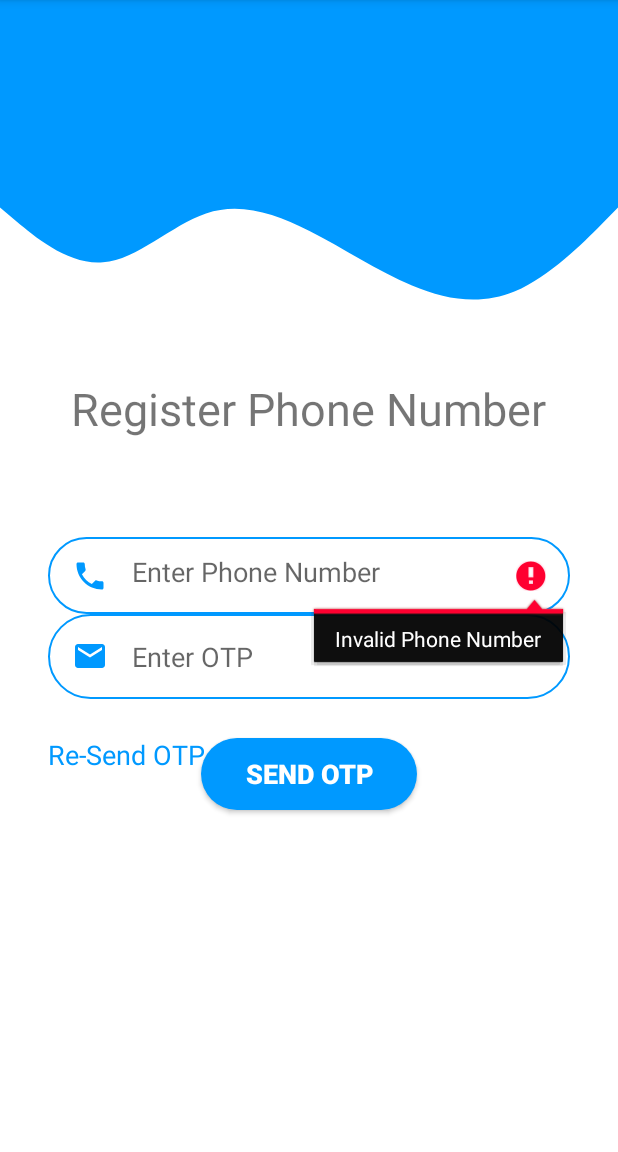
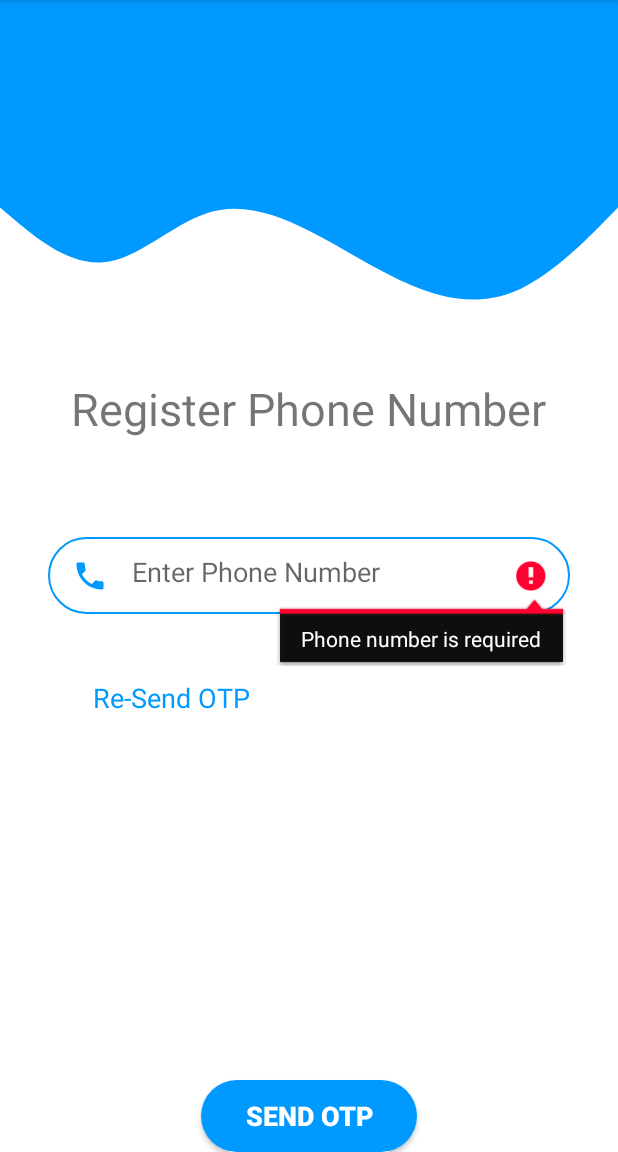
Before and after one commit to harsh47sharma/Sanjivani, an Android app: the screen it shows after launch (SignUpActivity before the commit, PhoneLoginActivity after it), after a tap on "SEND OTP", on a phone screen of 412 x 824 dp, the part 84-1236 px from its top. Run offline under Robolectric (Android 15) with nearby library versions, the light colour scheme and no system bars; our stand-ins replace Firebase (no records; nobody signed in at launch, a user with empty details on screens opened directly); Roboto replaces fonts that are not available here.

Commit message:
login flow fixed

```diff
--- a/app/src/main/java/com/collection/sanjivani/MainActivity.java
+++ b/app/src/main/java/com/collection/sanjivani/MainActivity.java
@@ -16,7 +16,7 @@ public class MainActivity extends AppCompatActivity {
         new Handler().postDelayed(new Runnable() {
             @Override
             public void run() {
-                Intent intent = new Intent(MainActivity.this, SignUpActivity.class);
+                Intent intent = new Intent(MainActivity.this, PhoneLoginActivity.class);
                 startActivity(intent);
                 finish();
             }
--- /dev/null
+++ b/app/src/main/java/com/collection/sanjivani/PhoneLoginActivity.java
@@ -0,0 +1,74 @@
+package com.collection.sanjivani;
+
+import androidx.annotation.NonNull;
+import androidx.appcompat.app.AppCompatActivity;
+
+import android.content.Intent;
+import android.os.Bundle;
+import android.view.View;
+import android.widget.Button;
+import android.widget.EditText;
+import android.widget.ProgressBar;
+import android.widget.TextView;
+import android.widget.Toast;
+
+import com.google.android.gms.tasks.OnCompleteListener;
+import com.google.android.gms.tasks.Task;
+import com.google.firebase.FirebaseException;
+import com.google.firebase.auth.AuthResult;
+import com.google.firebase.auth.FirebaseAuth;
+import com.google.firebase.auth.FirebaseAuthInvalidCredentialsException;
+import com.google.firebase.auth.PhoneAuthCredential;
+import com.google.firebase.auth.PhoneAuthProvider;
+
+import java.util.concurrent.TimeUnit;
+
+public class PhoneLoginActivity extends AppCompatActivity {
+
+    EditText phoneNumberEditText;
+    FirebaseAuth mAuth;
+    String userPhoneNumber;
+    TextView resendOTP;
+    @Override
+    protected void onCreate(Bundle savedInstanceState) {
+        super.onCreate(savedInstanceState);
+        setContentView(R.layout.activity_phone_login);
+
+        phoneNumberEditText = findViewById(R.id.phoneNumberEditText);
+
+        findViewById(R.id.sendOTPButton).setOnClickListener(new View.OnClickListener() {
+            @Override
+            public void onClick(View view) {
+                userPhoneNumber = phoneNumberEditText.getText().toString().trim();
+                if(userPhoneNumber.isEmpty()){
+                    phoneNumberEditText.setError("Phone number is required");
+                    phoneNumberEditText.requestFocus();
+                    return;
+                }
+                else if(userPhoneNumber.length()!=10){
+                    phoneNumberEditText.setError("Invalid Phone Number");
+                    phoneNumberEditText.requestFocus();
+                    return;
+                }
+                else{
+                    Intent intent = new Intent(PhoneLoginActivity.this, VerificationActivity.class);
+                    intent.putExtra("phone_number", userPhoneNumber);
+                    intent.setFlags(Intent.FLAG_ACTIVITY_NEW_TASK | Intent.FLAG_ACTIVITY_CLEAR_TASK);
+                    startActivity(intent);
+                }
+            }
+        });
+
+    }
+
+    @Override
+    protected void onStart() {
+        super.onStart();
+//        if(FirebaseAuth.getInstance().getCurrentUser() != null){
+//            Intent intent = new Intent(PhoneLoginActivity.this, NavigationActivity.class);
+//            intent.setFlags(Intent.FLAG_ACTIVITY_NEW_TASK | Intent.FLAG_ACTIVITY_CLEAR_TASK);
+//            startActivity(intent);
+//        }
+
+    }
+}
--- a/app/src/main/java/com/collection/sanjivani/SignUpActivity.java
+++ /dev/null
@@ -1,164 +0,0 @@
-package com.collection.sanjivani;
-
-import androidx.annotation.NonNull;
-import androidx.appcompat.app.AppCompatActivity;
-import androidx.core.view.GravityCompat;
-import androidx.drawerlayout.widget.DrawerLayout;
-
-import android.content.Intent;
-import android.os.Bundle;
-import android.util.Log;
-import android.view.View;
-import android.widget.Button;
-import android.widget.EditText;
-import android.widget.ProgressBar;
-import android.widget.TextView;
-import android.widget.Toast;
-
-import com.google.android.gms.tasks.OnCompleteListener;
-import com.google.android.gms.tasks.Task;
-import com.google.firebase.FirebaseException;
-import com.google.firebase.auth.AuthResult;
-import com.google.firebase.auth.FirebaseAuth;
-import com.google.firebase.auth.FirebaseAuthInvalidCredentialsException;
-import com.google.firebase.auth.PhoneAuthCredential;
-import com.google.firebase.auth.PhoneAuthProvider;
-
-import java.util.concurrent.TimeUnit;
-
-public class SignUpActivity extends AppCompatActivity {
-
-    EditText phoneNumberEditText, otpEditText;
-    ProgressBar PhoneSignUpProgressBar;
-    FirebaseAuth mAuth;
-    Button registerButton;
-    String codeSentToUser;
-    TextView resendOTP;
-    String countryCode = "+91 ";
-    @Override
-    protected void onCreate(Bundle savedInstanceState) {
-        super.onCreate(savedInstanceState);
-        setContentView(R.layout.activity_sign_up);
-
-        mAuth = FirebaseAuth.getInstance();
-        PhoneSignUpProgressBar = findViewById(R.id.phoneSignUpProgressBar);
-        registerButton = findViewById(R.id.registerButton);
-
-        phoneNumberEditText = findViewById(R.id.phoneNumberEditText);
-        otpEditText = findViewById(R.id.otpEditText);
-
-        findViewById(R.id.sendOTPButton).setOnClickListener(new View.OnClickListener() {
-            @Override
-            public void onClick(View view) {
-                sendVerificationCode();
-            }
-        });
-
-        findViewById(R.id.registerButton).setOnClickListener(new View.OnClickListener() {
-            @Override
-            public void onClick(View view) {
-                String codeEnteredByUser = otpEditText.getText().toString().trim();
-                verifyUserOTP(codeEnteredByUser);
-            }
-        });
-
-    }
-    private void sendVerificationCode(){
-
-        String rawPhoneNumber = phoneNumberEditText.getText().toString().trim();
-        String phoneNumber = countryCode + rawPhoneNumber;
-        if(phoneNumber.isEmpty()){
-            phoneNumberEditText.setError("Phone number is required");
-            phoneNumberEditText.requestFocus();
-            return;
-        }
-        else if(phoneNumber.length()!=14){
-            phoneNumberEditText.setError("Invalid Phone Number");
-            phoneNumberEditText.requestFocus();
-            return;
-        }
-        else {
-            registerButton.setVisibility(View.VISIBLE);
-            PhoneSignUpProgressBar.setVisibility(View.VISIBLE);
-            Toast.makeText(getApplicationContext(), "OTP send to " + phoneNumber, Toast.LENGTH_LONG).show();
-            PhoneAuthProvider.getInstance().verifyPhoneNumber(
-                    phoneNumber,        // Phone number to verify
-                    60,                 // Timeout duration
-                    TimeUnit.SECONDS,   // Unit of timeout
-                    this,               // Activity (for callback binding)
-                    mCallbacks);        // OnVerificationStateChangedCallbacks
-        }
-    }
-
-    PhoneAuthProvider.OnVerificationStateChangedCallbacks mCallbacks = new PhoneAuthProvider.OnVerificationStateChangedCallbacks() {
-
-        @Override
-        public void onVerificationCompleted(@NonNull PhoneAuthCredential phoneAuthCredential) {
-            String autoGetCode = phoneAuthCredential.getSmsCode();
-            if(autoGetCode != null){
-                otpEditText.setText(autoGetCode);
-                verifyUserOTP(autoGetCode);
-            }
-        }
-
-        @Override
-        public void onVerificationFailed(@NonNull FirebaseException e) {
-            Toast.makeText(getApplicationContext(), e.getMessage(), Toast.LENGTH_LONG).show();
-        }
-
-        @Override
-        public void onCodeSent(@NonNull String s, @NonNull PhoneAuthProvider.ForceResendingToken forceResendingToken) {
-            super.onCodeSent(s, forceResendingToken);
-            codeSentToUser = s;
-        }
-    };
-
-    private void verifyUserOTP(String codeEnteredByUser){
-        if(codeEnteredByUser.isEmpty()){
-            otpEditText.setError("OTP cannot be null");
-            otpEditText.requestFocus();
-            return;
-        }
-        else if(codeEnteredByUser.length() != 6){
-            otpEditText.setError("Invalid OTP");
-            otpEditText.requestFocus();
-            return;
-        }
-        else{
-            PhoneAuthCredential credential = PhoneAuthProvider.getCredential(codeSentToUser, codeEnteredByUser);
-            signInWithPhoneAuthCredential(credential);
-        }
-    }
-
-    private void signInWithPhoneAuthCredential(PhoneAuthCredential credential) {
-        final String userPhoneNumber = phoneNumberEditText.getText().toString().trim();
-        mAuth.signInWithCredential(credential)
-                .addOnCompleteListener(this, new OnCompleteListener<AuthResult>() {
-                    @Override
-                    public void onComplete(@NonNull Task<AuthResult> task) {
-                        if (task.isSuccessful()) {
-                            Intent intent = new Intent(SignUpActivity.this, CaptureUserInformation.class);
-                            intent.putExtra("user_phone_number", userPhoneNumber);
-                            intent.setFlags(Intent.FLAG_ACTIVITY_NEW_TASK | Intent.FLAG_ACTIVITY_CLEAR_TASK);
-                            startActivity(intent);
-                        } else {
-                            if(task.getException() instanceof FirebaseAuthInvalidCredentialsException){
-                                Toast.makeText(SignUpActivity.this, "incorrect code", Toast.LENGTH_LONG).show();
-                            }
-
-                        }
-                    }
-                });
-    }
-
-    @Override
-    protected void onStart() {
-        super.onStart();
-        if(FirebaseAuth.getInstance().getCurrentUser() != null){
-            Intent intent = new Intent(SignUpActivity.this, NavigationActivity.class);
-            intent.setFlags(Intent.FLAG_ACTIVITY_NEW_TASK | Intent.FLAG_ACTIVITY_CLEAR_TASK);
-            startActivity(intent);
-        }
-
-    }
-}
--- a/app/src/main/res/layout/activity_sign_up.xml
+++ b/app/src/main/res/layout/activity_phone_login.xml
@@ -6,7 +6,7 @@
     android:layout_width="match_parent"
     android:layout_height="match_parent"
     android:background="@android:color/white"
-    tools:context="com.collection.sanjivani.SignUpActivity">
+    tools:context="com.collection.sanjivani.PhoneLoginActivity">
 
     <View
         android:id="@+id/view"
@@ -63,23 +63,7 @@
         app:layout_constraintTop_toBottomOf="@+id/signUpTextView"
         app:layout_constraintVertical_bias="0.138" />
 
-    <EditText
-        android:id="@+id/otpEditText"
-        android:layout_width="match_parent"
-        android:layout_height="wrap_content"
-        android:layout_marginStart="32dp"
-        android:layout_marginEnd="32dp"
-        android:background="@drawable/round_border"
-        android:drawableStart="@drawable/ic_email_black_24dp"
-        android:drawablePadding="16dp"
-        android:ems="10"
-        android:hint="@string/opt_hint"
-        android:inputType="number"
-        android:padding="16dp"
-        app:layout_constraintEnd_toEndOf="parent"
-        app:layout_constraintHorizontal_bias="1.0"
-        app:layout_constraintStart_toStartOf="parent"
-        app:layout_constraintTop_toBottomOf="@+id/phoneNumberEditText" />
+
 
     <Button
         android:id="@+id/sendOTPButton"
@@ -88,60 +72,28 @@
         android:background="@drawable/my_button"
         android:text="@string/send_otp_button"
         android:textColor="@android:color/white"
-        android:textSize="18dp"
+        android:textSize="18sp"
         android:textStyle="bold"
         app:layout_constraintBottom_toBottomOf="parent"
         app:layout_constraintEnd_toEndOf="parent"
         app:layout_constraintStart_toStartOf="parent"
-        app:layout_constraintTop_toBottomOf="@+id/otpEditText"
         app:layout_constraintVertical_bias="0.102"
         app:layout_constraintWidth_percent="0.35" />
 
-    <Button
-        android:id="@+id/registerButton"
-        android:layout_width="0dp"
-        android:layout_height="wrap_content"
-        android:layout_marginStart="32dp"
-        android:layout_marginEnd="32dp"
-        android:background="@drawable/my_button"
-        android:text="@string/register_button"
-        android:visibility="invisible"
-        android:textColor="@android:color/white"
-        android:textSize="18dp"
-        android:textStyle="bold"
-        app:layout_constraintBottom_toBottomOf="parent"
-        app:layout_constraintEnd_toEndOf="parent"
-        app:layout_constraintHorizontal_bias="0.0"
-        app:layout_constraintStart_toStartOf="parent"
-        app:layout_constraintTop_toBottomOf="@+id/otpEditText"
-        app:layout_constraintVertical_bias="0.291" />
 
     <TextView
         android:id="@+id/resendOTPTextView"
         android:layout_width="wrap_content"
         android:layout_height="wrap_content"
-        android:layout_marginTop="10dp"
         android:text="@string/resend_otp"
         android:textColor="@color/colorAccent"
         android:textSize="18sp"
-        app:layout_constraintBottom_toTopOf="@+id/registerButton"
-        app:layout_constraintEnd_toEndOf="parent"
-        app:layout_constraintHorizontal_bias="0.104"
-        app:layout_constraintStart_toStartOf="parent"
-        app:layout_constraintTop_toBottomOf="@+id/otpEditText"
-        app:layout_constraintVertical_bias="0.375" />
-
-    <ProgressBar
-        android:id="@+id/phoneSignUpProgressBar"
-        style="?android:attr/progressBarStyle"
-        android:layout_width="wrap_content"
-        android:layout_height="wrap_content"
-        android:visibility="invisible"
         app:layout_constraintBottom_toBottomOf="parent"
         app:layout_constraintEnd_toEndOf="parent"
-        app:layout_constraintHorizontal_bias="0.498"
+        app:layout_constraintHorizontal_bias="0.201"
         app:layout_constraintStart_toStartOf="parent"
         app:layout_constraintTop_toTopOf="parent"
-        app:layout_constraintVertical_bias="0.869" />
+        app:layout_constraintVertical_bias="0.609" />
+
 
 </androidx.constraintlayout.widget.ConstraintLayout>
```
Also changed, not shown: app/src/main/AndroidManifest.xml (+4 -3 lines), app/src/main/java/com/collection/sanjivani/NavigationActivity.java (+15 -9 lines), app/src/main/java/com/collection/sanjivani/VerificationActivity.java (added, +174 -0 lines), app/src/main/res/layout/activity_verification.xml (added, +59 -0 lines).
